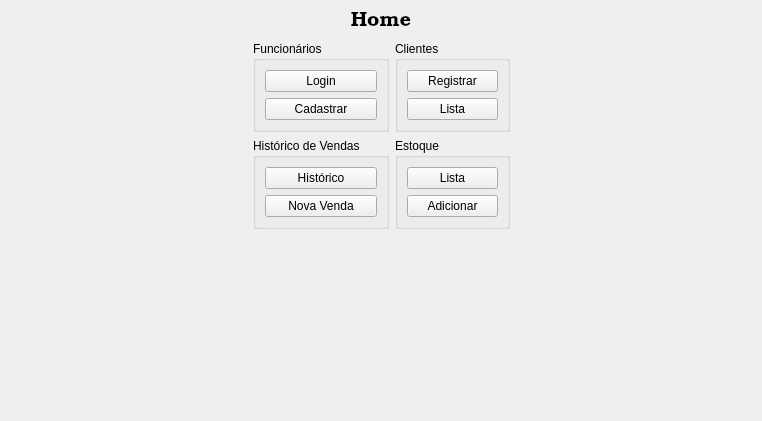
The window that view/home.ui (HarukiReiss/Sistema-Cyber_Book) describes before a commit, drawn with Qt 5.
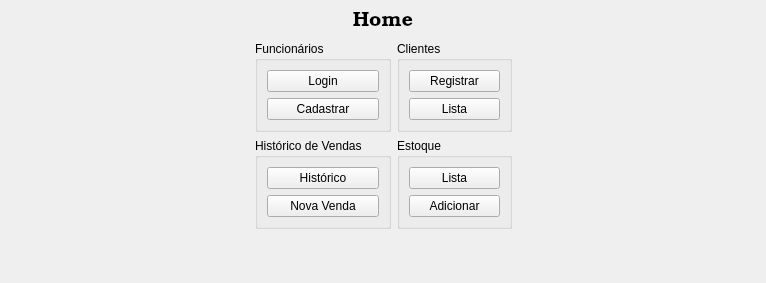
The same window after the commit.

The edit to the form file:
```diff
--- a/view/home.ui
+++ b/view/home.ui
@@ -6,8 +6,8 @@
    <rect>
     <x>0</x>
     <y>0</y>
-    <width>762</width>
-    <height>421</height>
+    <width>766</width>
+    <height>283</height>
    </rect>
   </property>
   <property name="windowTitle">
```
